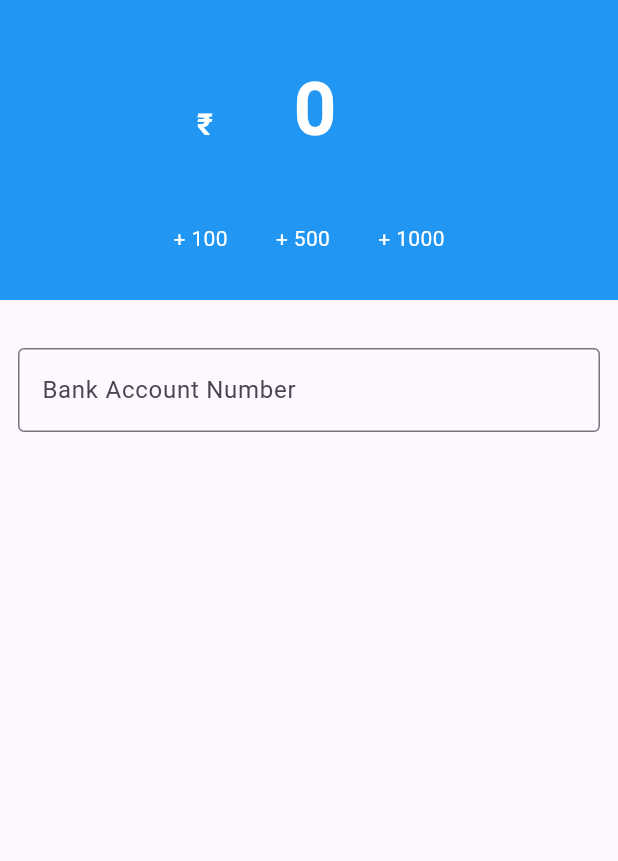
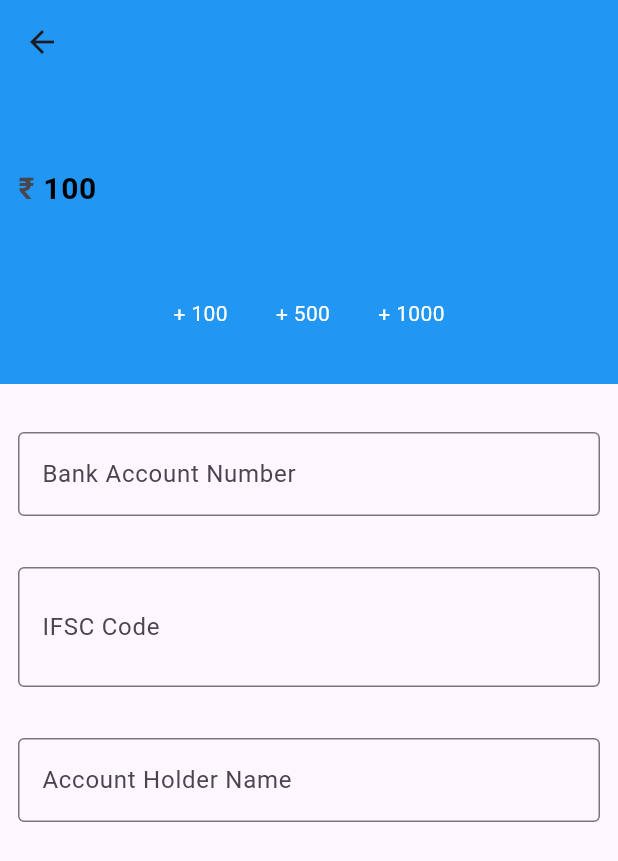
Before and after one commit to msp397/tpaytest, a Flutter app: the Banktransfer screen opened directly, after a tap on "+ 100", on a phone screen of 412 x 824 dp. Shown: the top 861 px of the screen. Run offline on Flutter 3.47's test engine with Material 3 defaults, Android fonts, the phone set to English and light mode, and no system bars; our stand-ins replace another_flutter_splash_screen, getwidget, local_auth, skeletonizer; missing offline and left inert: qr_code_scanner; network calls fail.

Commit message:
add
mari

```diff
--- a/lib/screens/others/bankTransfer.dart
+++ b/lib/screens/others/bankTransfer.dart
@@ -1,9 +1,4 @@
-import 'package:flutter/cupertino.dart';
 import 'package:flutter/material.dart';
-import 'package:flutter/widgets.dart';
-import 'package:tpay/widgets/autocomplete.dart';
-import 'package:tpay/widgets/button.dart';
-import 'package:tpay/widgets/textField.dart';
 
 class Banktransfer extends StatefulWidget {
   const Banktransfer({super.key});
@@ -13,10 +8,55 @@ class Banktransfer extends StatefulWidget {
 }
 
 class _BanktransferState extends State<Banktransfer> {
-  final TextEditingController controller = TextEditingController();
+  final TextEditingController accountNumberController = TextEditingController();
+  final TextEditingController ifscCodeController = TextEditingController();
+  final TextEditingController accountHolderController = TextEditingController();
+  final TextEditingController moneyController = TextEditingController();
+
+  bool isFormValid = false;
+
+  @override
+  void initState() {
+    super.initState();
+    accountNumberController.addListener(validateForm);
+    ifscCodeController.addListener(validateForm);
+    accountHolderController.addListener(validateForm);
+  }
+
+  @override
+  void dispose() {
+    accountNumberController.dispose();
+    ifscCodeController.dispose();
+    accountHolderController.dispose();
+    moneyController.dispose();
+    super.dispose();
+  }
+
+  void validateForm() {
+    final String accountNumber = accountNumberController.text;
+    final String ifscCode = ifscCodeController.text;
+    final String accountHolderName = accountHolderController.text;
+
+    bool isValidAccountNumber =
+        accountNumber.length == 16 && int.tryParse(accountNumber) != null;
+    bool isValidIFSC = ifscCode.length == 10;
+    bool isValidAccountHolderName =
+        accountHolderName.isNotEmpty && accountHolderName.length <= 15;
+
+    bool formIsValid =
+        isValidAccountNumber && isValidIFSC && isValidAccountHolderName;
+
+    setState(() {
+      isFormValid = formIsValid;
+    });
+  }
+
   @override
   Widget build(BuildContext context) {
     return Scaffold(
+      appBar: AppBar(
+        backgroundColor: Theme.of(context).primaryColorDark,
+      ),
       body: Column(
         children: [
           Container(
@@ -24,16 +64,12 @@ class _BanktransferState extends State<Banktransfer> {
             height: 200,
             decoration: BoxDecoration(
               color: Theme.of(context).primaryColorDark,
-              // borderRadius: const BorderRadius.only(
-              //   bottomLeft: Radius.circular(10),
-              //   bottomRight: Radius.circular(10),
-              // ),
             ),
             child: Column(
               mainAxisAlignment: MainAxisAlignment.spaceEvenly,
               children: [
                 MoneyTextField(
-                  controller: controller,
+                  controller: moneyController,
                 ),
                 Row(
                   mainAxisAlignment: MainAxisAlignment.center,
@@ -48,25 +84,62 @@ class _BanktransferState extends State<Banktransfer> {
               ],
             ),
           ),
-          const SizedBox(
-            height: 20,
-          ),
-          // Account Namber
+          const SizedBox(height: 20),
           Padding(
             padding: const EdgeInsets.all(12.0),
             child: TextField(
-              controller: TextEditingController(),
+              controller: accountNumberController,
               decoration: const InputDecoration(
                 border: OutlineInputBorder(),
-                label: Text(
-                  'Bank Account Number',
-                ),
+                labelText: 'Bank Account Number',
               ),
             ),
-          )
-          // IFSC Code
-
-          // Proceed
+          ),
+          const SizedBox(height: 10),
+          Padding(
+            padding: const EdgeInsets.all(12.0),
+            child: TextField(
+              controller: ifscCodeController,
+              decoration: InputDecoration(
+                  border: OutlineInputBorder(),
+                  labelText: 'IFSC Code',
+                  suffix: TextButton(
+                    onPressed: () {},
+                    child: const Text('Search IFSC '),
+                    style: TextButton.styleFrom(
+                      foregroundColor: Theme.of(context).primaryColorDark,
+                    ),
+                  )),
+            ),
+          ),
+          const SizedBox(height: 10),
+          Padding(
+            padding: const EdgeInsets.all(12.0),
+            child: TextField(
+              controller: accountHolderController,
+              decoration: const InputDecoration(
+                border: OutlineInputBorder(),
+                labelText: 'Account Holder Name',
+              ),
+            ),
+          ),
+          const SizedBox(height: 20),
+          if (accountNumberController.text.isNotEmpty &&
+              ifscCodeController.text.isNotEmpty &&
+              accountHolderController.text.isNotEmpty)
+            ElevatedButton(
+              onPressed: () {},
+              style: ElevatedButton.styleFrom(
+                shape: RoundedRectangleBorder(
+                  borderRadius: BorderRadius.circular(20),
+                ),
+                foregroundColor: Colors.white,
+                backgroundColor: isFormValid
+                    ? Theme.of(context).primaryColorLight
+                    : Theme.of(context).primaryColor,
+              ),
+              child: const Text('Proceed'),
+            ),
         ],
       ),
     );
@@ -80,16 +153,44 @@ class _BanktransferState extends State<Banktransfer> {
         borderRadius: BorderRadius.circular(20),
       ),
       child: InkWell(
+        onTap: () {
+          setState(() {
+            moneyController.text =
+                text.replaceAll('+ ', ''); // Extracting numeric value
+          });
+        },
         child: Text(
           text,
           style: const TextStyle(color: Colors.white),
         ),
-        onTap: () {
-          setState(() {
-            controller.text = text;
-          });
-        },
       ),
     );
   }
 }
+
+class MoneyTextField extends StatelessWidget {
+  final TextEditingController controller;
+
+  const MoneyTextField({Key? key, required this.controller}) : super(key: key);
+
+  @override
+  Widget build(BuildContext context) {
+    return Container(
+      padding: const EdgeInsets.all(12.0),
+      child: Center(
+        child: TextField(
+          controller: controller,
+          decoration: InputDecoration(
+            prefixText: '₹ ',
+            border: UnderlineInputBorder(borderSide: BorderSide.none),
+          ),
+          style: TextStyle(
+            fontSize: 20.0,
+            color: Colors.black,
+            fontWeight: FontWeight.bold,
+          ),
+        ),
+      ),
+    );
+  }
+}
```
